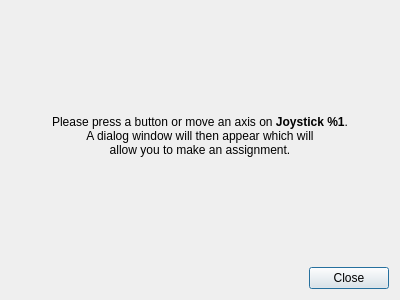
This is src/quicksetdialog.ui in AntiMicroX/antimicrox as Qt 5 draws it before an edit. The edited form follows.
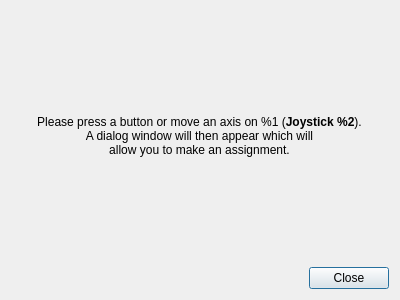
This is the edited form.

Commit message: Use identifier from SDL in a view windows.

```diff
--- a/src/quicksetdialog.ui
+++ b/src/quicksetdialog.ui
@@ -20,7 +20,7 @@
    <item alignment="Qt::AlignHCenter">
     <widget class="QLabel" name="joystickDialogLabel">
      <property name="text">
-      <string>&lt;html&gt;&lt;head/&gt;&lt;body&gt;&lt;p&gt;Please press a button or move an axis on &lt;span style=&quot; font-weight:600;&quot;&gt;Joystick %1&lt;/span&gt;.&lt;br/&gt;A dialog window will then appear which will&lt;br/&gt;allow you to make an assignment.&lt;/p&gt;&lt;/body&gt;&lt;/html&gt;</string>
+      <string>&lt;html&gt;&lt;head/&gt;&lt;body&gt;&lt;p&gt;Please press a button or move an axis on %1 (&lt;span style=&quot; font-weight:600;&quot;&gt;Joystick %2&lt;/span&gt;).&lt;br/&gt;A dialog window will then appear which will&lt;br/&gt;allow you to make an assignment.&lt;/p&gt;&lt;/body&gt;&lt;/html&gt;</string>
      </property>
      <property name="alignment">
       <set>Qt::AlignCenter</set>
```
The commit also changes 8 other files.
